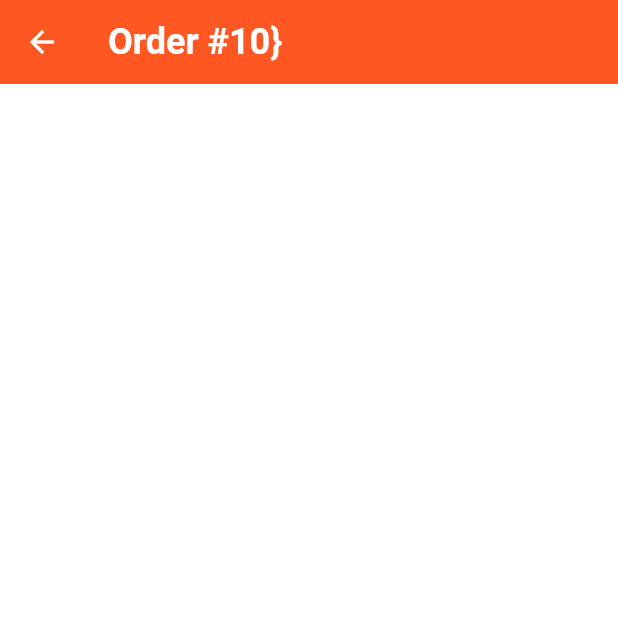
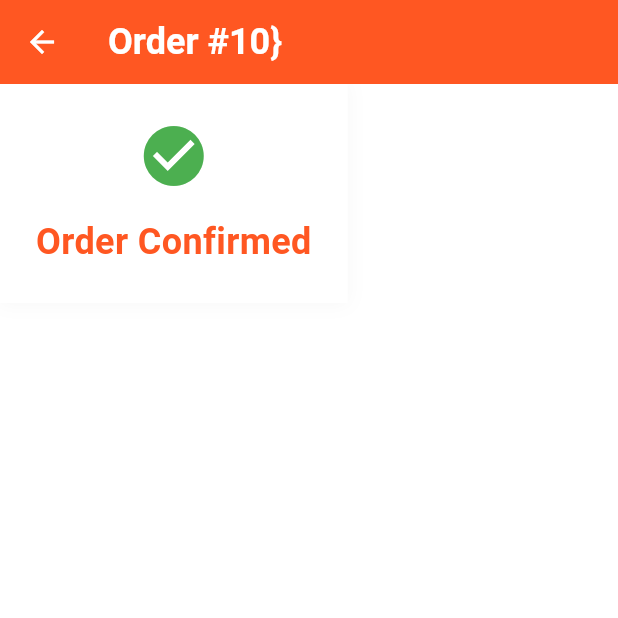
Before and after one commit to KhalilHen/pt_pick_up_platform, a Flutter app: the OrderStatusScreen screen opened directly, on a phone screen of 412 x 824 dp, the top half of it. Run offline on Flutter 3.47's test engine with Material 3 defaults, Android fonts, the phone set to English and light mode, and no system bars; our stand-ins replace firebase_core, firebase_database, introduction_screen, line_icons, shared_preferences, supabase_flutter; accounts and stored records are empty; generated files the repository leaves out were written again; network calls fail; key blocks and very long unbroken strings in the code were emptied for the run.

Commit message:
Created bit of the status header
Created the status header. But i am gonna convert it into a custom widget. To make it easy making the page structure. As it can be much to just put in 1

```diff
--- a/lib/listeners/order_status_screen.dart
+++ b/lib/listeners/order_status_screen.dart
@@ -6,10 +6,10 @@ import 'package:pt_pick_up_platform/models/enum/order_enum.dart';
 class OrderStatusScreen extends StatefulWidget {
   // final int orderId;
 
-  const OrderStatusScreen({Key? key,
+  const OrderStatusScreen({
+    Key? key,
     //  required this.orderId
-   }
-  ) : super(key: key);
+  }) : super(key: key);
 
   @override
   State<OrderStatusScreen> createState() => _OrderStatusScreenState();
@@ -28,18 +28,39 @@ class _OrderStatusScreenState extends State<OrderStatusScreen> with TickerProvid
         ),
         elevation: 0,
       ),
-
       body: SafeArea(
-
-
-
           child: Column(
-
         children: [
           //Status Header
-              Container()
+          Container(
+            padding: const EdgeInsets.all(24),
+            decoration: BoxDecoration(color: Colors.white, boxShadow: [
+              BoxShadow(
+                color: Colors.grey.withAlpha(22),
+                spreadRadius: 1,
+                blurRadius: 10,
+              )
+            ]),
+            child: Column(
+              children: [
+                //
+                Icon(
+                  Icons.check_circle,
+                  color: Colors.green,
+                  size: 48,
+                ),
+                const SizedBox(
+                  height: 16,
+                ),
+                Text(
+                  'Order Confirmed',
+                  style: const TextStyle(fontSize: 24, fontWeight: FontWeight.bold, color: Colors.deepOrange),
+                  textAlign: TextAlign.center,
+                ),
               ],
-
+            ),
+          ),
+        ],
       )),
     );
   }
```
Lines whose indentation alone changed are shown as unchanged.
